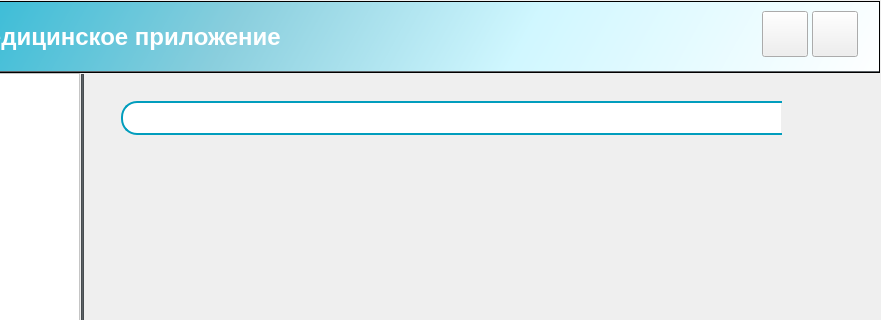
First picture: the form in mainwindow.ui, repository kvant47/MedApplication, before the edit; both pictures show x 119 to 1000 and y 0 to 320 of the 1000 by 600 pixel window.
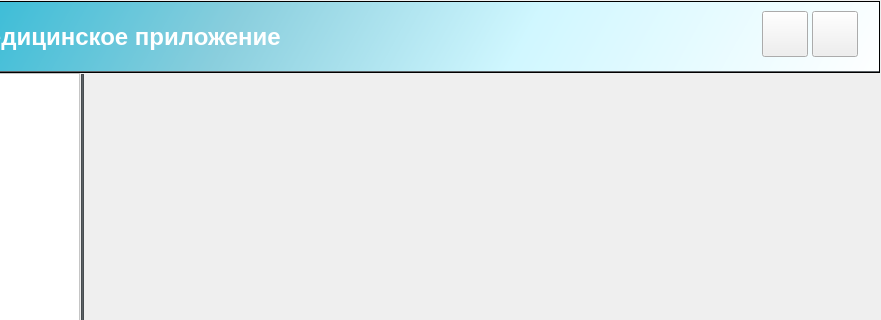
Second picture: the form after the edit. Icons and pictures are not drawn.

```diff
--- a/mainwindow.ui
+++ b/mainwindow.ui
@@ -426,83 +426,13 @@
      </item>
     </layout>
    </widget>
-   <widget class="QWidget" name="layoutWidget">
-    <property name="geometry">
-     <rect>
-      <x>240</x>
-      <y>100</y>
-      <width>721</width>
-      <height>36</height>
-     </rect>
-    </property>
-    <layout class="QHBoxLayout" name="horizontalLayout_2">
-     <property name="spacing">
-      <number>0</number>
-     </property>
-     <item>
-      <widget class="QLineEdit" name="lineEdit">
-       <property name="styleSheet">
-        <string notr="true">#lineEdit{
-	font-size: 15px;
-	padding-left: 15px;
-	min-height: 30px;
-	max-height: 30px;
-	border: 2px solid #019dbd;
-	border-right: 2px solid transparent;
-	border-top-left-radius: 16px;
-    border-bottom-left-radius: 16px;
-  	color: #5c6266;
-}
-
-#lineEdit:hover {
-	border: 2px solid #00d4ff;
-}</string>
-       </property>
-      </widget>
-     </item>
-     <item>
-      <widget class="QPushButton" name="search">
-       <property name="styleSheet">
-        <string notr="true">#search{
-	font-size: 15px;
-	padding-left: px;
-	min-width: 60px;
-	max-width: 60px;
-	min-height: 34px;
-	max-height: 34px;
-     background: qlineargradient(spread:pad, x1:0.053, y1:0.733, x2:1, y2:1, stop:0 rgba(0, 128, 	154, 255), stop:0.451724 rgba(82, 143, 156, 255), stop:1 rgba(172, 205, 212, 255));
-	border-top-right-radius: 16px;
-    border-bottom-right-radius: 16px;
-}
-
-#search:hover {
-    background: qlineargradient(spread:pad, x1:0.053, y1:0.733, x2:1, y2:1, stop:0 rgba(1, 157, 189, 255), stop:0.451724 rgba(109, 188, 205, 255), stop:1 rgba(202, 241, 249, 255));
-}</string>
-       </property>
-       <property name="text">
-        <string/>
-       </property>
-       <property name="icon">
-        <iconset resource="image.qrc">
-         <normaloff>:/image/search.png</normaloff>:/image/search.png</iconset>
-       </property>
-       <property name="iconSize">
-        <size>
-         <width>23</width>
-         <height>23</height>
-        </size>
-       </property>
-      </widget>
-     </item>
-    </layout>
-   </widget>
    <widget class="QTableView" name="tableView">
     <property name="geometry">
      <rect>
       <x>241</x>
-      <y>151</y>
+      <y>81</y>
       <width>721</width>
-      <height>371</height>
+      <height>441</height>
      </rect>
     </property>
     <property name="styleSheet">
```
